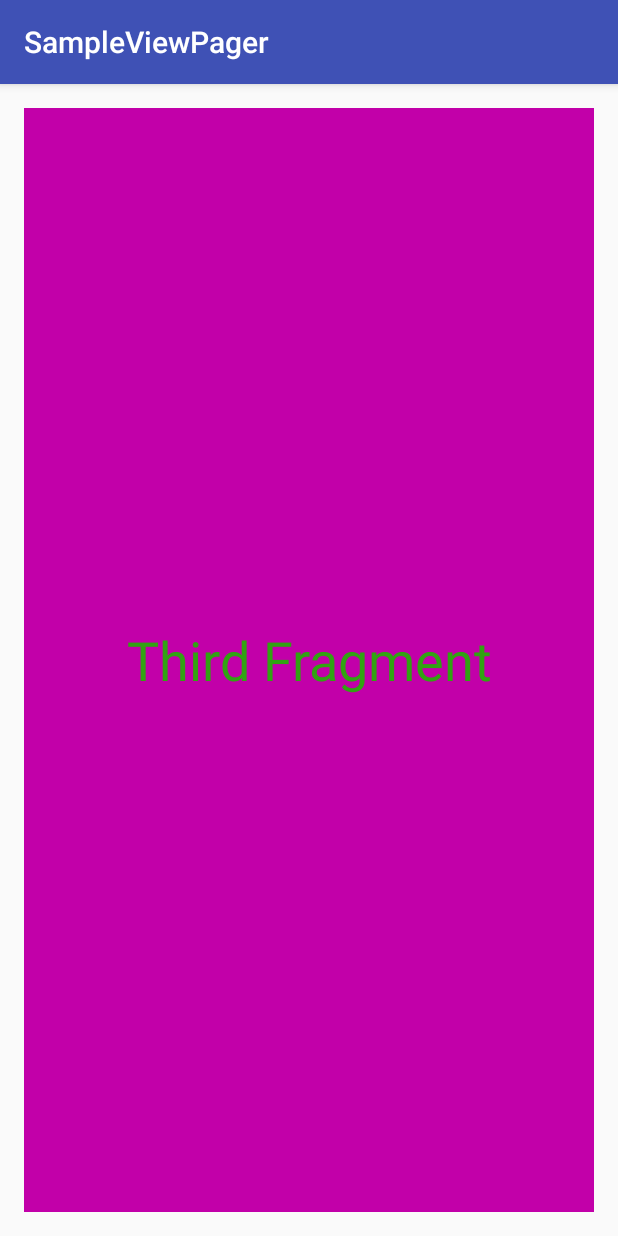
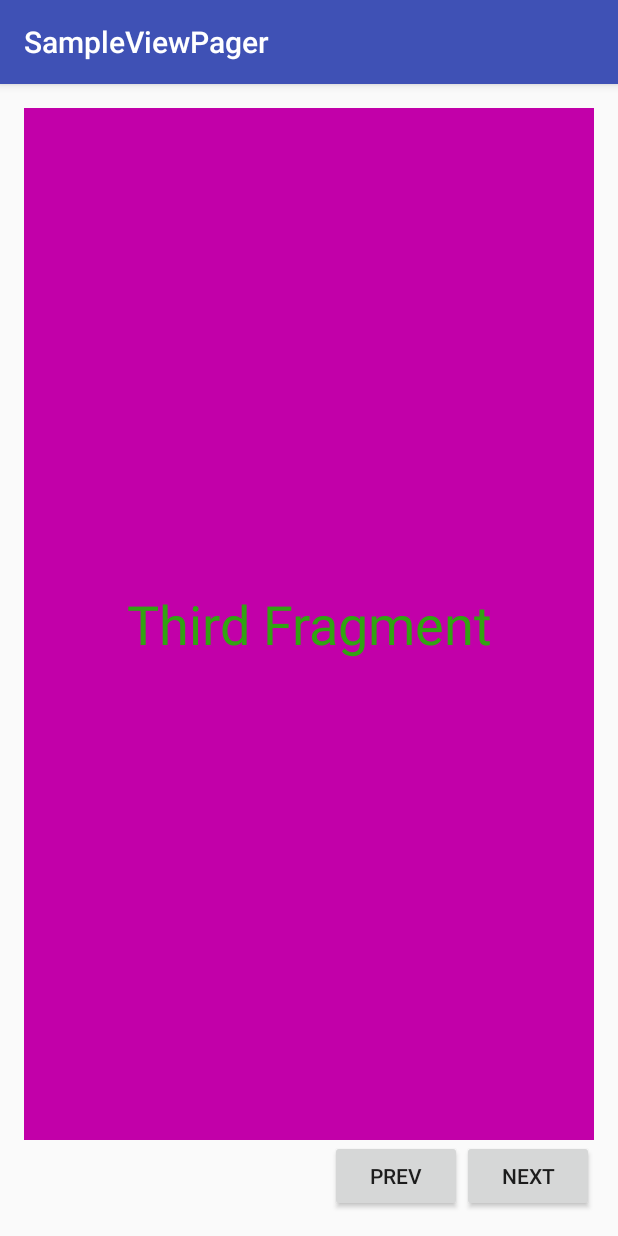
Before and after one commit to PNNutkung/train-android-viewpager, an Android app: the screen it shows after launch (MainActivity), on a phone screen of 412 x 824 dp. Run offline under Robolectric (Android 15) with nearby library versions, the phone set to English and light mode, and no system bars.

Commit message:
Bind /w button

```diff
--- a/app/src/main/java/com/example/nut/sampleviewpager/MainActivity.java
+++ b/app/src/main/java/com/example/nut/sampleviewpager/MainActivity.java
@@ -3,10 +3,14 @@ package com.example.nut.sampleviewpager;
 import android.support.v4.view.ViewPager;
 import android.support.v7.app.AppCompatActivity;
 import android.os.Bundle;
+import android.view.View;
+import android.widget.Button;
 
 public class MainActivity extends AppCompatActivity {
 
     private ViewPager viewPager;
+    private Button btn_prev;
+    private Button btn_next;
 
     @Override
     protected void onCreate(Bundle savedInstanceState) {
@@ -18,5 +22,22 @@ public class MainActivity extends AppCompatActivity {
         viewPager.setAdapter(myPagerAdapter);
 
         viewPager.setCurrentItem(2);
+
+        btn_prev = (Button) findViewById(R.id.btn_prev);
+        btn_prev.setOnClickListener(new View.OnClickListener() {
+            @Override
+                public void onClick(View v) {
+                    viewPager.setCurrentItem(viewPager.getCurrentItem() - 1);
+                }
+            }
+
+        );
+        btn_next = (Button) findViewById(R.id.btn_next);
+        btn_next.setOnClickListener(new View.OnClickListener() {
+            @Override
+            public void onClick(View v) {
+                viewPager.setCurrentItem(viewPager.getCurrentItem() + 1);
+            }
+        });
     }
 }
--- a/app/src/main/res/layout/activity_main.xml
+++ b/app/src/main/res/layout/activity_main.xml
@@ -12,5 +12,27 @@
     <android.support.v4.view.ViewPager
         android:id="@+id/main_view_pager"
         android:layout_width="match_parent"
-        android:layout_height="match_parent" />
+        android:layout_height="match_parent"
+        android:layout_above="@+id/main_btn_linear"/>
+    <LinearLayout
+        android:id="@+id/main_btn_linear"
+        android:layout_width="wrap_content"
+        android:layout_height="wrap_content"
+        android:orientation="horizontal"
+        android:layout_alignParentBottom="true"
+        android:layout_alignParentRight="true"
+        android:gravity="center_horizontal"
+        >
+        <Button
+            android:id="@+id/btn_prev"
+            android:layout_width="wrap_content"
+            android:layout_height="wrap_content"
+            android:text="Prev" />
+        <Button
+            android:layout_gravity="right"
+            android:id="@+id/btn_next"
+            android:layout_width="wrap_content"
+            android:layout_height="wrap_content"
+            android:text="Next"/>
+    </LinearLayout>
 </RelativeLayout>
```
